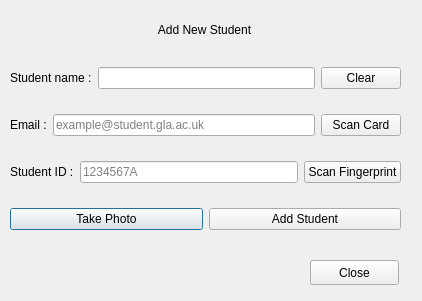
The window that UI/punchin/addstudentwindow.ui (lkobnas/Attendance-recording-system) describes before a commit, drawn with Qt 5.
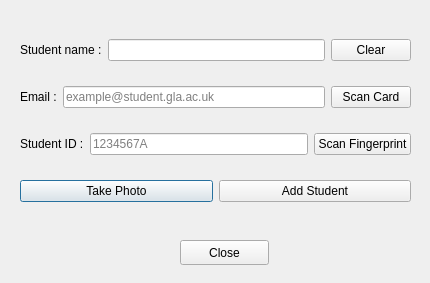
The same window after the commit.

Commit message: Update progress in UI, added admin mode, added tableview header, added current time and timer

Patch:
```diff
--- a/UI/punchin/addstudentwindow.ui
+++ b/UI/punchin/addstudentwindow.ui
@@ -6,8 +6,8 @@
    <rect>
     <x>0</x>
     <y>0</y>
-    <width>422</width>
-    <height>301</height>
+    <width>430</width>
+    <height>283</height>
    </rect>
   </property>
   <property name="windowTitle">
@@ -16,8 +16,8 @@
   <widget class="QWidget" name="gridLayoutWidget">
    <property name="geometry">
     <rect>
-     <x>10</x>
-     <y>48</y>
+     <x>20</x>
+     <y>20</y>
      <width>391</width>
      <height>201</height>
     </rect>
@@ -121,36 +121,11 @@
     </item>
    </layout>
   </widget>
-  <widget class="QWidget" name="horizontalLayoutWidget_5">
-   <property name="geometry">
-    <rect>
-     <x>10</x>
-     <y>20</y>
-     <width>389</width>
-     <height>19</height>
-    </rect>
-   </property>
-   <layout class="QHBoxLayout" name="horizontalLayout_5">
-    <property name="sizeConstraint">
-     <enum>QLayout::SetDefaultConstraint</enum>
-    </property>
-    <item>
-     <widget class="QLabel" name="label_6">
-      <property name="text">
-       <string>Add New Student</string>
-      </property>
-      <property name="alignment">
-       <set>Qt::AlignCenter</set>
-      </property>
-     </widget>
-    </item>
-   </layout>
-  </widget>
   <widget class="QPushButton" name="pushButton">
    <property name="geometry">
     <rect>
-     <x>310</x>
-     <y>260</y>
+     <x>180</x>
+     <y>240</y>
      <width>89</width>
      <height>25</height>
     </rect>
```
The commit also changes 6 other files.
